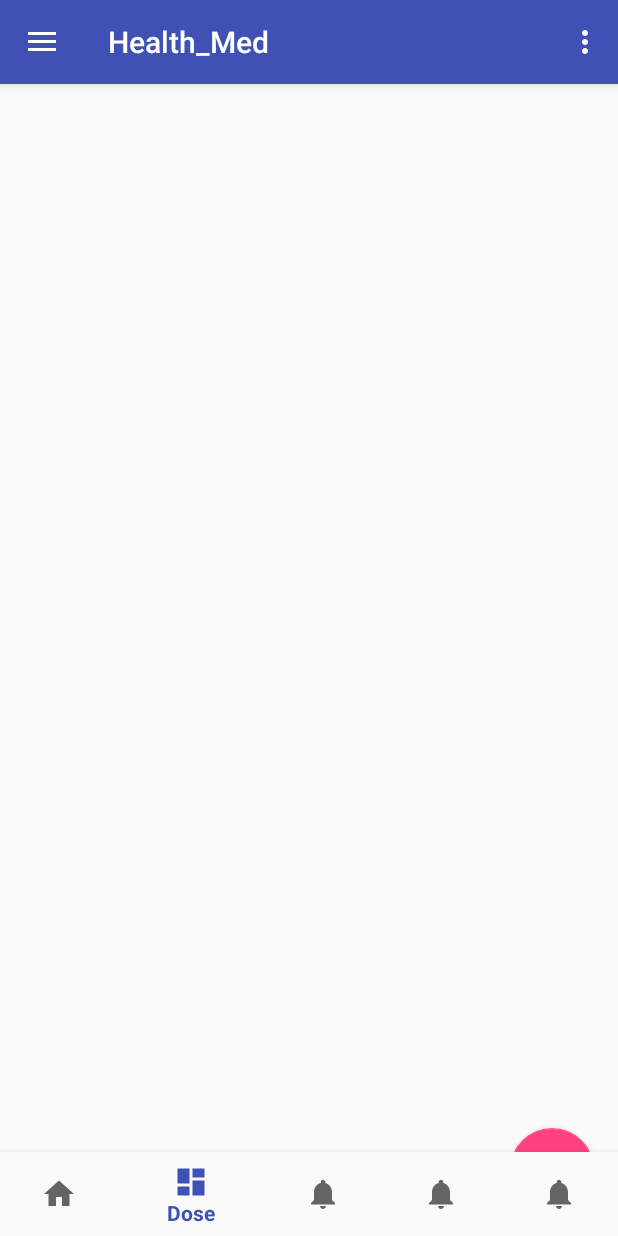
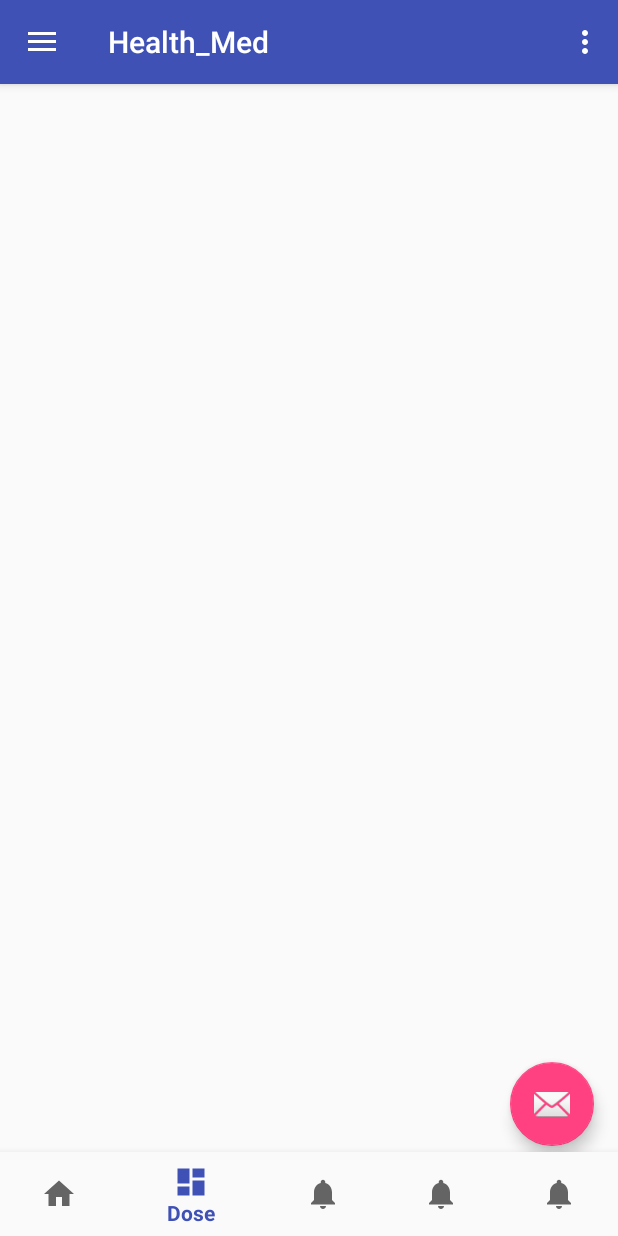
Before and after one commit to agmeag22/Health_Med, an Android app: the screen it shows after launch (MainActivity), item 2 of the bottom bar chosen, on a phone screen of 412 x 824 dp. Run offline under Robolectric (Android 15) with nearby library versions, the phone set to English and light mode, and no system bars.

Commit message:
App didn't work properly, now it does.

```diff
--- a/app/src/main/java/com/secondsave/health_med/MainActivity.java
+++ b/app/src/main/java/com/secondsave/health_med/MainActivity.java
@@ -1,6 +1,8 @@
 package com.secondsave.health_med;
 
 import android.os.Bundle;
+import android.support.annotation.NonNull;
+import android.support.design.widget.BottomNavigationView;
 import android.support.design.widget.FloatingActionButton;
 import android.support.design.widget.Snackbar;
 import android.support.v4.app.Fragment;
@@ -42,6 +44,8 @@ public class MainActivity extends AppCompatActivity
 
         NavigationView navigationView = (NavigationView) findViewById(R.id.nav_view);
         navigationView.setNavigationItemSelectedListener(this);
+        BottomNavigationView navigation = (BottomNavigationView) findViewById(R.id.navigation);
+        navigation.setOnNavigationItemSelectedListener(mOnNavigationItemSelectedListener);
     }
 
     @Override
@@ -107,4 +111,43 @@ public class MainActivity extends AppCompatActivity
         drawer.closeDrawer(GravityCompat.START);
         return true;
     }
+
+
+    private BottomNavigationView.OnNavigationItemSelectedListener mOnNavigationItemSelectedListener
+            = new BottomNavigationView.OnNavigationItemSelectedListener() {
+
+        @Override
+        public boolean onNavigationItemSelected(@NonNull MenuItem item) {
+            Fragment fragment;
+            FragmentTransaction transaction=getSupportFragmentManager().beginTransaction();
+            switch (item.getItemId()) {
+                case R.id.navigation_reminders:
+                    fragment=new RemindersFragment();
+                    transaction.replace(R.id.content,fragment).commit();
+                    return true;
+                case R.id.navigation_dose:
+                    fragment=new DoseFragment();
+                    transaction.replace(R.id.content,fragment).commit();
+
+                    return true;
+                case R.id.navigation_pharmacy:
+                    fragment=new Pharmacy();
+                    transaction.replace(R.id.content,fragment).commit();
+
+                    return true;
+                case R.id.navigation_health:
+                    fragment=new HealthFragment();
+                    transaction.replace(R.id.content,fragment).commit();
+
+                    return true;
+                case R.id.navigation_profile:
+                    fragment=new ProfileFragment();
+                    transaction.replace(R.id.content,fragment).commit();
+
+                    return true;
+            }
+            return false;
+        }
+    };
+
 }
--- a/app/src/main/res/layout/app_bar_main.xml
+++ b/app/src/main/res/layout/app_bar_main.xml
@@ -29,12 +29,16 @@
         android:layout_gravity="bottom"
         android:background="?android:attr/windowBackground"
         app:menu="@menu/navigation" />
+
     <android.support.design.widget.FloatingActionButton
         android:id="@+id/fab"
         android:layout_width="wrap_content"
         android:layout_height="wrap_content"
         android:layout_gravity="bottom|end"
-        android:layout_margin="@dimen/fab_margin"
-        app:srcCompat="@android:drawable/ic_dialog_email" />
+        android:layout_marginBottom="60dp"
+        android:layout_marginRight="@dimen/fab_margin"
+        android:layout_marginEnd="@dimen/fab_margin"
+        app:srcCompat="@android:drawable/ic_dialog_email"
+         />
 
 </android.support.design.widget.CoordinatorLayout>
```
